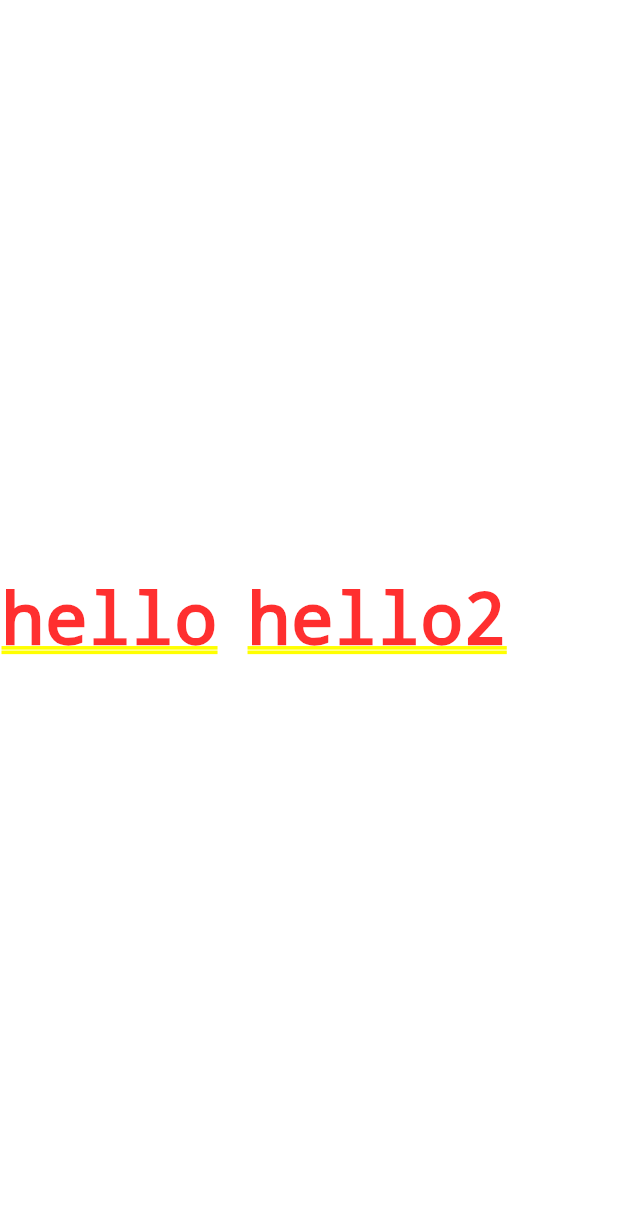
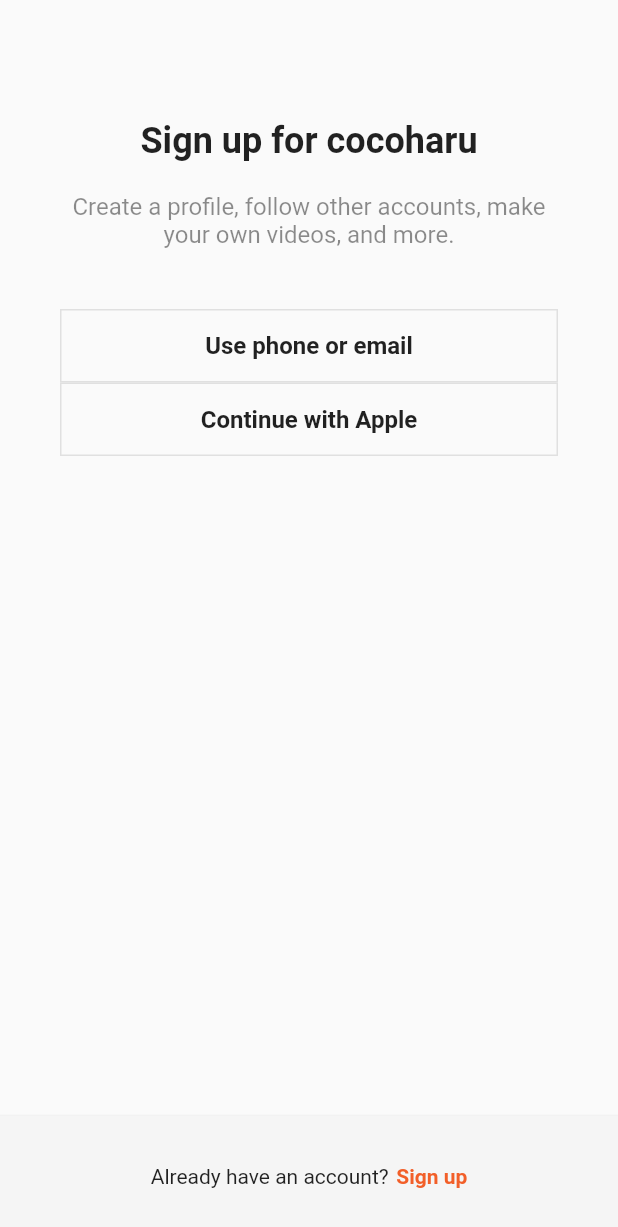
Before and after one commit to Dhui-Park/cocoharu_2.0, a Flutter app: the screen it shows after launch, on a phone screen of 412 x 824 dp. Shown: the top 1227 px of the screen. Run offline on Flutter 3.47's test engine with Material 2 defaults, Android fonts, the phone set to English and light mode, and no system bars.

Commit message:
Login & Signup screen

```diff
--- /dev/null
+++ b/lib/features/authentication/sign_up_screen.dart
@@ -0,0 +1,78 @@
+import 'package:cocoharu_second/constants/gaps.dart';
+import 'package:cocoharu_second/constants/sizes.dart';
+import 'package:cocoharu_second/features/authentication/login_screen.dart';
+import 'package:cocoharu_second/features/authentication/widgets/auth_button.dart';
+import 'package:flutter/material.dart';
+
+class SignUpScreen extends StatelessWidget {
+  const SignUpScreen({super.key});
+
+  void onLoginTap(BuildContext context) {
+    Navigator.of(context).push(
+      MaterialPageRoute(
+        builder: (context) => const LoginScreen(),
+      ),
+    );
+  }
+
+  @override
+  Widget build(BuildContext context) {
+    return Scaffold(
+      body: SafeArea(
+        child: Padding(
+          padding: const EdgeInsets.symmetric(horizontal: Sizes.size40),
+          child: Column(
+            children: const [
+              Gaps.v80,
+              Text(
+                "Sign up for cocoharu",
+                style: TextStyle(
+                  fontSize: Sizes.size24,
+                  fontWeight: FontWeight.w700,
+                ),
+              ),
+              Gaps.v20,
+              Text(
+                "Create a profile, follow other accounts, make your own videos, and more.",
+                style: TextStyle(
+                  fontSize: Sizes.size16,
+                  color: Colors.black45,
+                ),
+                textAlign: TextAlign.center,
+              ),
+              Gaps.v40,
+              AuthButton(text: "Use phone or email"),
+              AuthButton(text: "Continue with Apple"),
+            ],
+          ),
+        ),
+      ),
+      bottomNavigationBar: BottomAppBar(
+        color: Colors.grey.shade100,
+        elevation: 2,
+        child: Padding(
+          padding: const EdgeInsets.symmetric(
+            vertical: Sizes.size32,
+          ),
+          child: Row(
+            mainAxisAlignment: MainAxisAlignment.center,
+            children: [
+              const Text("Already have an account?"),
+              Gaps.h5,
+              GestureDetector(
+                onTap: () => onLoginTap(context),
+                child: Text(
+                  "Sign up",
+                  style: TextStyle(
+                    color: Theme.of(context).primaryColor,
+                    fontWeight: FontWeight.w600,
+                  ),
+                ),
+              ),
+            ],
+          ),
+        ),
+      ),
+    );
+  }
+}
--- /dev/null
+++ b/lib/features/authentication/widgets/auth_button.dart
@@ -0,0 +1,37 @@
+import 'package:cocoharu_second/constants/sizes.dart';
+import 'package:flutter/material.dart';
+
+class AuthButton extends StatelessWidget {
+  final String text;
+
+  const AuthButton({
+    super.key,
+    required this.text,
+  });
+
+  @override
+  Widget build(BuildContext context) {
+    return FractionallySizedBox(
+      widthFactor: 1,
+      child: Container(
+        padding: const EdgeInsets.symmetric(
+          vertical: Sizes.size14,
+        ),
+        decoration: BoxDecoration(
+          border: Border.all(
+            color: Colors.grey.shade300,
+            width: Sizes.size1,
+          ),
+        ),
+        child: Text(
+          text,
+          style: const TextStyle(
+            fontSize: Sizes.size16,
+            fontWeight: FontWeight.w600,
+          ),
+          textAlign: TextAlign.center,
+        ),
+      ),
+    );
+  }
+}
--- a/lib/main.dart
+++ b/lib/main.dart
@@ -1,5 +1,4 @@
-import 'package:cocoharu_second/constants/gaps.dart';
-import 'package:cocoharu_second/constants/sizes.dart';
+import 'package:cocoharu_second/features/authentication/sign_up_screen.dart';
 import 'package:flutter/material.dart';
 
 void main() {
@@ -15,18 +14,9 @@
     return MaterialApp(
       title: 'cocoharu',
       theme: ThemeData(
-        primaryColor: const Color(0xFFE9435A),
+        primaryColor: const Color(0xFFF25F29),
       ),
-      home: Padding(
-        padding: const EdgeInsets.all(Sizes.size1),
-        child: Container(
-          child: Row(children: const [
-            Text("hello"),
-            Gaps.h20,
-            Text("hello2"),
-          ]),
-        ),
-      ),
+      home: const SignUpScreen(),
     );
   }
 }
```
Also changed, not shown: lib/features/authentication/login_screen.dart (added, +69 -0 lines), 1 other file.
